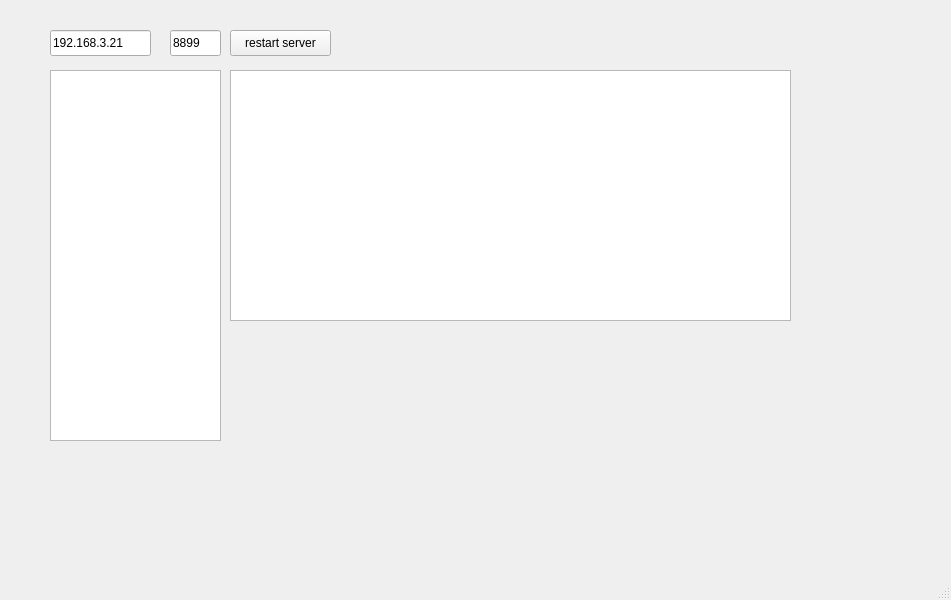
First picture: the form in ui/MainWindow.ui, repository yrj2009yrj/RadarServer, before the edit.
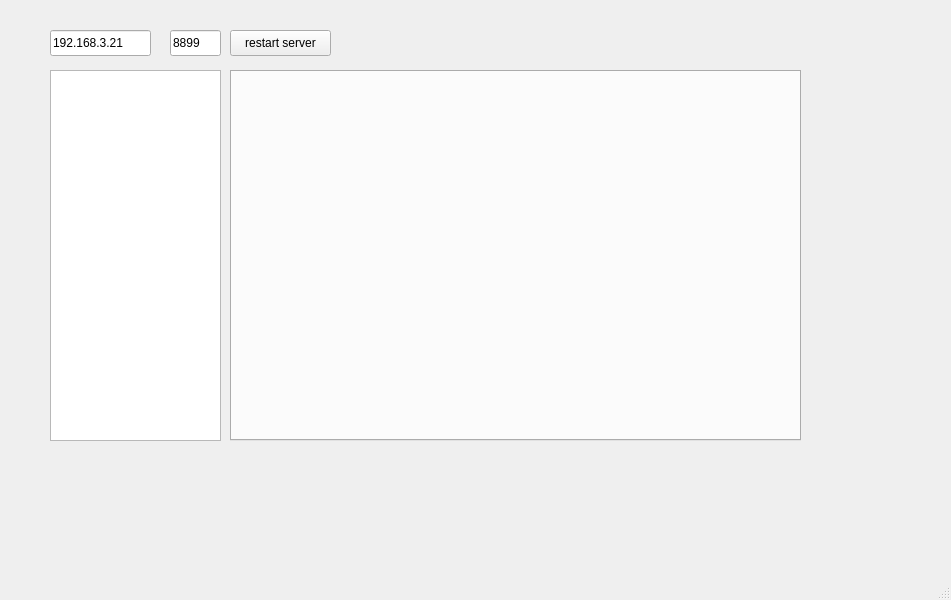
Second picture: the form after the edit.

```diff
--- a/ui/MainWindow.ui
+++ b/ui/MainWindow.ui
@@ -63,13 +63,13 @@
      </rect>
     </property>
    </widget>
-   <widget class="QTextBrowser" name="tbwDataReceived">
+   <widget class="QTabWidget" name="tabClients">
     <property name="geometry">
      <rect>
       <x>230</x>
       <y>70</y>
-      <width>561</width>
-      <height>251</height>
+      <width>571</width>
+      <height>371</height>
      </rect>
     </property>
    </widget>
```
Left out of the diff: 3 changed lines with no effect on the pictures.
